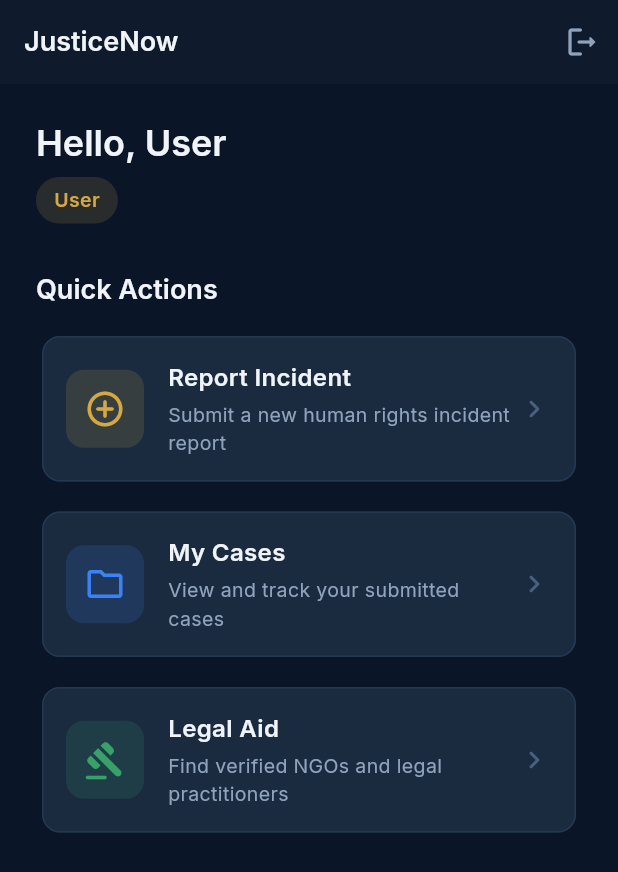
After one commit to rageeshan/JusticeNow, a Flutter app: the HomeScreen screen opened by its route, on a phone screen of 412 x 824 dp. The commit adds this screen. Shown: the top 872 px of the screen. Run offline on Flutter 3.47's test engine with Material 3 defaults, Android fonts, the light colour scheme and no system bars; our stand-ins replace dio, firebase_core, flutter_riverpod, flutter_secure_storage, go_router, google_fonts and 1 more; accounts and stored records are empty.

Commit message:
feat: implement home screen with user welcome and quick actions

```diff
--- a/mobile/lib/core/router/app_router.dart
+++ b/mobile/lib/core/router/app_router.dart
@@ -9,6 +9,7 @@ import '../../presentation/screens/cases/report_case_screen.dart';
 import '../../presentation/screens/cases/case_detail_screen.dart';
 import '../../presentation/screens/legal_aid/legal_aid_screen.dart';
 import '../../presentation/screens/dashboard/dashboard_screen.dart';
+import '../../presentation/screens/home/home_screen.dart';
 
 /// Named route constants
 class AppRoutes {
@@ -17,6 +18,7 @@ class AppRoutes {
   static const onboarding = '/onboarding';
   static const login = '/login';
   static const register = '/register';
+  static const home = '/home';
   static const myCases = '/my-cases';
   static const reportCase = '/report-case';
   static const caseDetail = '/cases/:id';
@@ -46,6 +48,10 @@ final appRouterProvider = Provider<GoRouter>((ref) {
         builder: (context, state) => const RegisterScreen(),
       ),
       GoRoute(
+        path: AppRoutes.home,
+        builder: (context, state) => const HomeScreen(),
+      ),
+      GoRoute(
         path: AppRoutes.myCases,
         builder: (context, state) => const MyCasesScreen(),
       ),
--- a/mobile/lib/presentation/screens/auth/login_screen.dart
+++ b/mobile/lib/presentation/screens/auth/login_screen.dart
@@ -30,7 +30,7 @@ class _LoginScreenState extends ConsumerState<LoginScreen> {
     if (!_formKey.currentState!.validate()) return;
     await ref.read(authProvider.notifier).login(_emailCtrl.text.trim(), _passwordCtrl.text);
     if (mounted && ref.read(authProvider).status == AuthStatus.authenticated) {
-      context.go(AppRoutes.myCases);
+      context.go(AppRoutes.home);
     }
   }
 
--- a/mobile/lib/presentation/screens/auth/register_screen.dart
+++ b/mobile/lib/presentation/screens/auth/register_screen.dart
@@ -46,7 +46,7 @@ class _RegisterScreenState extends ConsumerState<RegisterScreen> {
       role: _selectedRole,
     );
     if (mounted && ref.read(authProvider).status == AuthStatus.authenticated) {
-      context.go(AppRoutes.myCases);
+      context.go(AppRoutes.home);
     }
   }
 
--- a/mobile/lib/presentation/screens/auth/splash_screen.dart
+++ b/mobile/lib/presentation/screens/auth/splash_screen.dart
@@ -13,7 +13,7 @@ class SplashScreen extends ConsumerWidget {
     // Listen to auth state changes and navigate accordingly
     ref.listen<AuthState>(authProvider, (previous, next) {
       if (next.status == AuthStatus.authenticated) {
-        context.go(AppRoutes.myCases);
+        context.go(AppRoutes.home);
       } else if (next.status == AuthStatus.unauthenticated) {
         context.go(AppRoutes.onboarding);
       }
--- /dev/null
+++ b/mobile/lib/presentation/screens/home/home_screen.dart
@@ -0,0 +1,201 @@
+import 'package:flutter/material.dart';
+import 'package:flutter_riverpod/flutter_riverpod.dart';
+import 'package:go_router/go_router.dart';
+import '../../../core/router/app_router.dart';
+import '../../../core/theme/app_theme.dart';
+import '../../../providers/auth_provider.dart';
+
+class HomeScreen extends ConsumerWidget {
+  const HomeScreen({super.key});
+
+  /// Map backend role strings to user-friendly labels
+  String _roleLabel(String? role) {
+    switch (role) {
+      case 'citizen':
+        return 'Citizen';
+      case 'police_officer':
+        return 'Police Officer';
+      case 'lawyer':
+        return 'Lawyer';
+      case 'admin':
+        return 'Admin';
+      case 'anonymous':
+        return 'Anonymous';
+      default:
+        return 'User';
+    }
+  }
+
+  @override
+  Widget build(BuildContext context, WidgetRef ref) {
+    final authState = ref.watch(authProvider);
+    final user = authState.user;
+    final fullName = user?['profile']?['fullName'] ?? user?['alias'] ?? 'User';
+    final role = user?['role'] as String?;
+
+    return Scaffold(
+      backgroundColor: AppColors.background,
+      appBar: AppBar(
+        title: const Text('JusticeNow'),
+        backgroundColor: AppColors.primaryDark,
+        actions: [
+          IconButton(
+            icon: const Icon(Icons.logout_rounded, color: AppColors.textSecondary),
+            tooltip: 'Logout',
+            onPressed: () async {
+              await ref.read(authProvider.notifier).logout();
+              if (context.mounted) context.go(AppRoutes.onboarding);
+            },
+          ),
+        ],
+      ),
+      body: SafeArea(
+        child: SingleChildScrollView(
+          padding: const EdgeInsets.all(24),
+          child: Column(
+            crossAxisAlignment: CrossAxisAlignment.start,
+            children: [
+              // ── Welcome Section ──
+              Text(
+                'Hello, $fullName',
+                style: Theme.of(context).textTheme.headlineLarge,
+              ),
+              const SizedBox(height: 8),
+              Container(
+                padding: const EdgeInsets.symmetric(horizontal: 12, vertical: 6),
+                decoration: BoxDecoration(
+                  color: AppColors.accent.withValues(alpha: 0.15),
+                  borderRadius: BorderRadius.circular(20),
+                ),
+                child: Text(
+                  _roleLabel(role),
+                  style: const TextStyle(
+                    color: AppColors.accent,
+                    fontSize: 13,
+                    fontWeight: FontWeight.w600,
+                  ),
+                ),
+              ),
+              const SizedBox(height: 32),
+
+              // ── Quick Actions ──
+              Text(
+                'Quick Actions',
+                style: Theme.of(context).textTheme.titleLarge,
+              ),
+              const SizedBox(height: 16),
+
+              // Report Incident
+              _ActionCard(
+                icon: Icons.add_circle_outline_rounded,
+                title: 'Report Incident',
+                subtitle: 'Submit a new human rights incident report',
+                color: AppColors.accent,
+                onTap: () => context.push(AppRoutes.reportCase),
+              ),
+              const SizedBox(height: 12),
+
+              // My Cases
+              _ActionCard(
+                icon: Icons.folder_outlined,
+                title: 'My Cases',
+                subtitle: 'View and track your submitted cases',
+                color: AppColors.info,
+                onTap: () => context.go(AppRoutes.myCases),
+              ),
+              const SizedBox(height: 12),
+
+              // Legal Aid
+              _ActionCard(
+                icon: Icons.gavel_rounded,
+                title: 'Legal Aid',
+                subtitle: 'Find verified NGOs and legal practitioners',
+                color: AppColors.success,
+                onTap: () => context.push(AppRoutes.legalAid),
+              ),
+              const SizedBox(height: 12),
+
+              // Dashboard — only for police officers and admins
+              if (role == 'police_officer' || role == 'admin') ...[
+                _ActionCard(
+                  icon: Icons.dashboard_outlined,
+                  title: 'Dashboard',
+                  subtitle: 'View case analytics and statistics',
+                  color: AppColors.warning,
+                  onTap: () => context.push(AppRoutes.dashboard),
+                ),
+              ],
+            ],
+          ),
+        ),
+      ),
+    );
+  }
+}
+
+/// Reusable action card widget
+class _ActionCard extends StatelessWidget {
+  final IconData icon;
+  final String title;
+  final String subtitle;
+  final Color color;
+  final VoidCallback onTap;
+
+  const _ActionCard({
+    required this.icon,
+    required this.title,
+    required this.subtitle,
+    required this.color,
+    required this.onTap,
+  });
+
+  @override
+  Widget build(BuildContext context) {
+    return Card(
+      child: InkWell(
+        onTap: onTap,
+        borderRadius: BorderRadius.circular(12),
+        child: Padding(
+          padding: const EdgeInsets.all(16),
+          child: Row(
+            children: [
+              Container(
+                padding: const EdgeInsets.all(12),
+                decoration: BoxDecoration(
+                  color: color.withValues(alpha: 0.15),
+                  borderRadius: BorderRadius.circular(12),
+                ),
+                child: Icon(icon, color: color, size: 28),
+              ),
+              const SizedBox(width: 16),
+              Expanded(
+                child: Column(
+                  crossAxisAlignment: CrossAxisAlignment.start,
+                  children: [
+                    Text(
+                      title,
+                      style: const TextStyle(
+                        color: AppColors.textPrimary,
+                        fontSize: 16,
+                        fontWeight: FontWeight.w600,
+                      ),
+                    ),
+                    const SizedBox(height: 4),
+                    Text(
+                      subtitle,
+                      style: const TextStyle(
+                        color: AppColors.textSecondary,
+                        fontSize: 13,
+                      ),
+                    ),
+                  ],
+                ),
+              ),
+              const Icon(Icons.chevron_right_rounded, color: AppColors.textMuted),
+            ],
+          ),
+        ),
+      ),
+    );
+  }
+}
```
